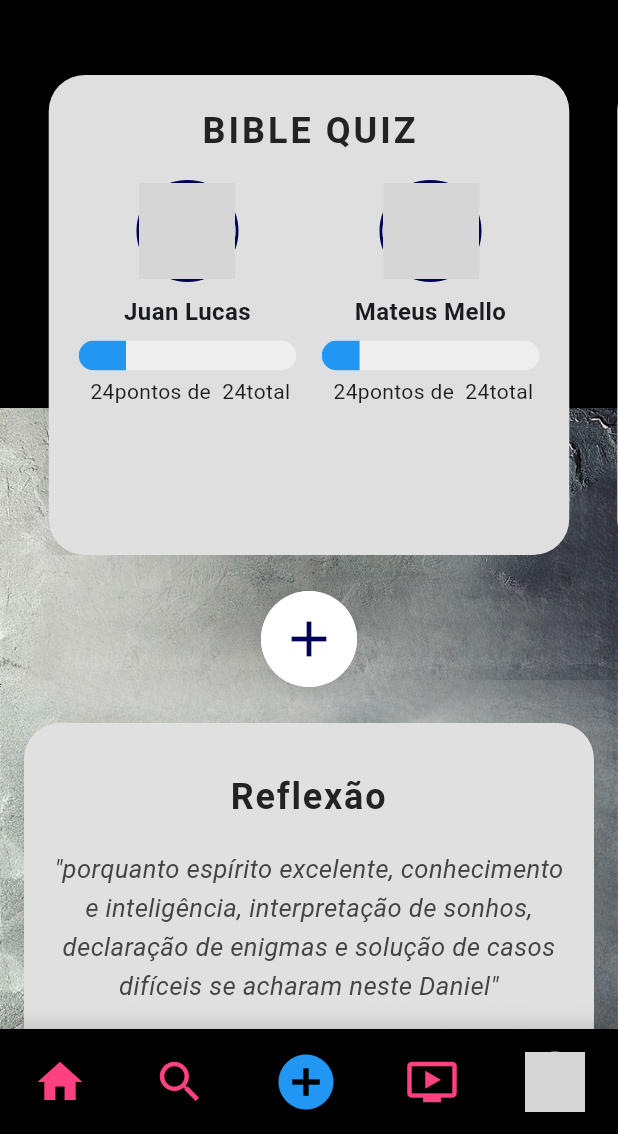
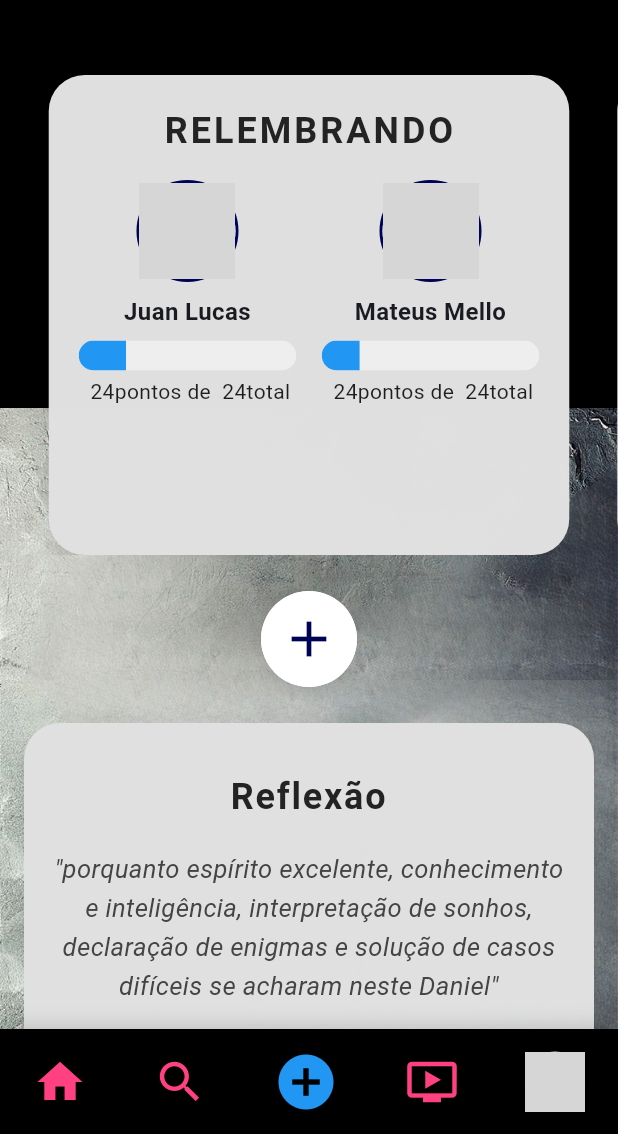
Before and after one commit to rallybr/intellimenv1, a Flutter app: the screen it shows once a user with an empty profile is signed in, item 5 of the bottom bar chosen, scrolled down 576 dp, on a phone screen of 412 x 824 dp, the part 102-1236 px from its top. Run offline on Flutter 3.47's test engine with Material 3 defaults, Android fonts, the phone set to English and light mode, and no system bars; our stand-ins replace flutter_riverpod, image_cropper, image_picker, permission_handler, supabase_flutter; accounts and stored records are empty; network calls fail; grey boxes are pictures that could not be loaded.

```diff
--- a/lib/features/profile/presentation/pages/perfil_intellimen.dart
+++ b/lib/features/profile/presentation/pages/perfil_intellimen.dart
@@ -78,7 +78,7 @@ class QuizConfronto {
 }
 
 final List<QuizConfronto> quizzes = List.generate(5, (i) => QuizConfronto(
-  titulo: 'BIBLE QUIZ',
+  titulo: 'RELEMBRANDO',
   nome1: 'Juan Lucas',
   url1: 'https://randomuser.me/api/portraits/men/13.jpg',
   pontos1: 5 + i,
```
